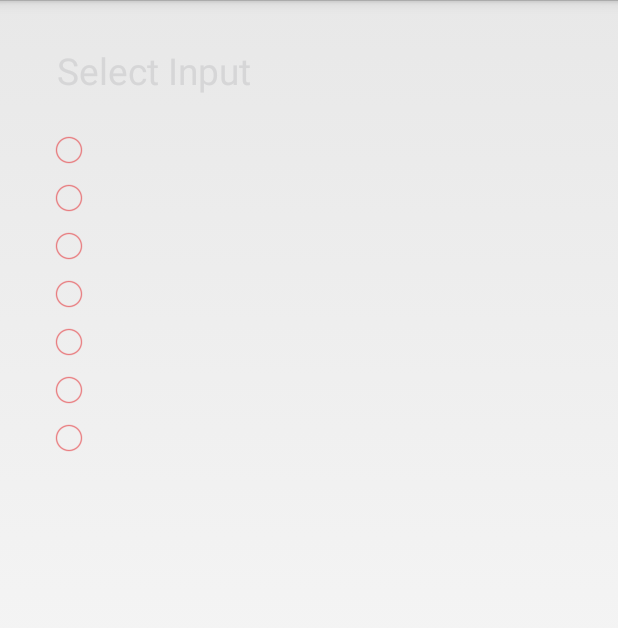
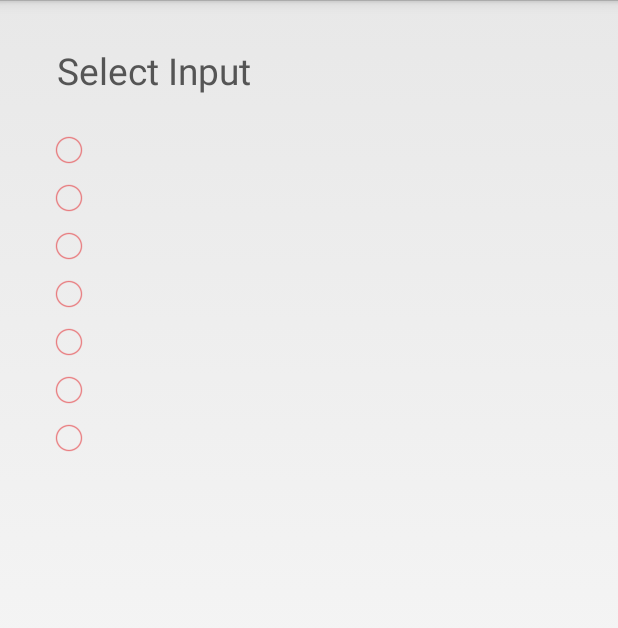
Before and after one commit to guidorsmit/RemoteDAC212, an Android app: the layout dialog_fragment_input_control.xml on its own in the app's theme, with its tools: preview values and no code run, on a phone screen of 412 x 824 dp. Shown: the top 628 px of the screen. Run offline under Robolectric (Android 15) with nearby library versions, the light colour scheme and no system bars.

Commit message:
Color didit_black was missing

```diff
--- a/app/src/main/res/layout/dialog_fragment_input_control.xml
+++ b/app/src/main/res/layout/dialog_fragment_input_control.xml
@@ -4,7 +4,7 @@
     android:layout_width="match_parent"
     android:layout_height="wrap_content"
     android:orientation="vertical"
-    tools:context="com.onedayapp.remotedac212.fragments.dialogs.InputControlDialogFragment" >
+    tools:context="onedayapp.com.remotedac212.fragments.dialogs.InputControlDialogFragment" >
 
     <TextView
         android:layout_width="220dp"
--- a/app/src/main/res/values/colors.xml
+++ b/app/src/main/res/values/colors.xml
@@ -16,6 +16,7 @@
     <item name="didit_grey_circulair" type="color">#BFBFBF</item>
     <item name="didit_light_grey_circulair" type="color">#DFDFDF</item>
     <item name="didit_grey_selected_circulair" type="color">#9F9F9F</item>
+    <item name="didit_black" type="color">#555555</item>
 
 
     <integer-array name="androidcolors">
```
